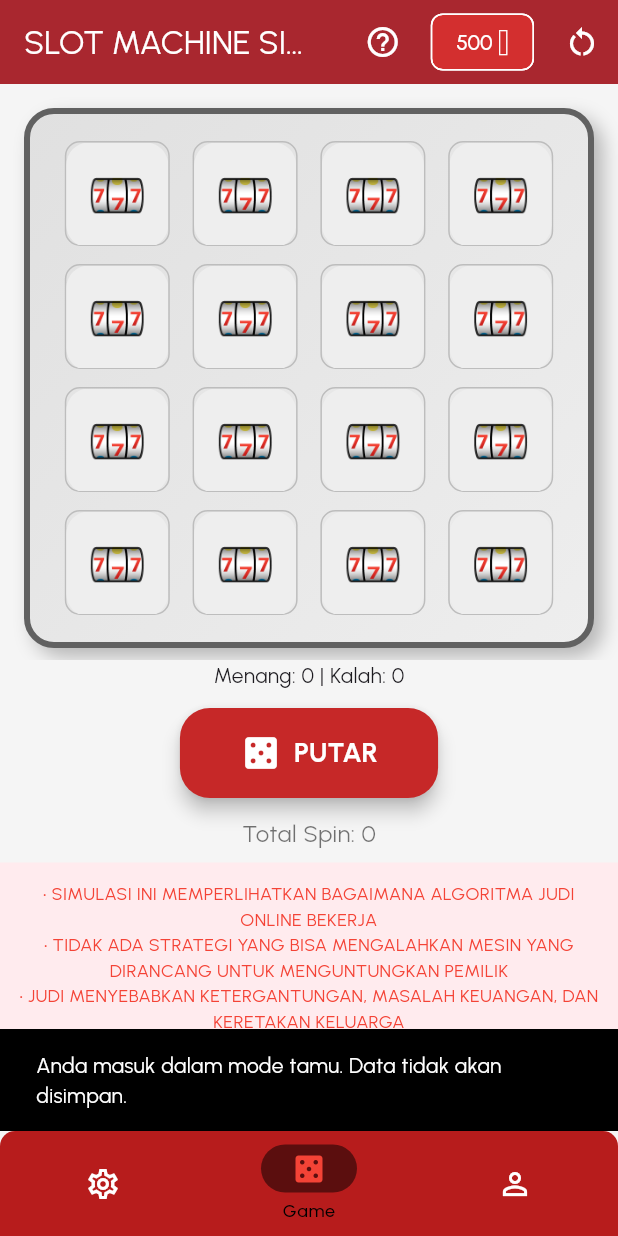
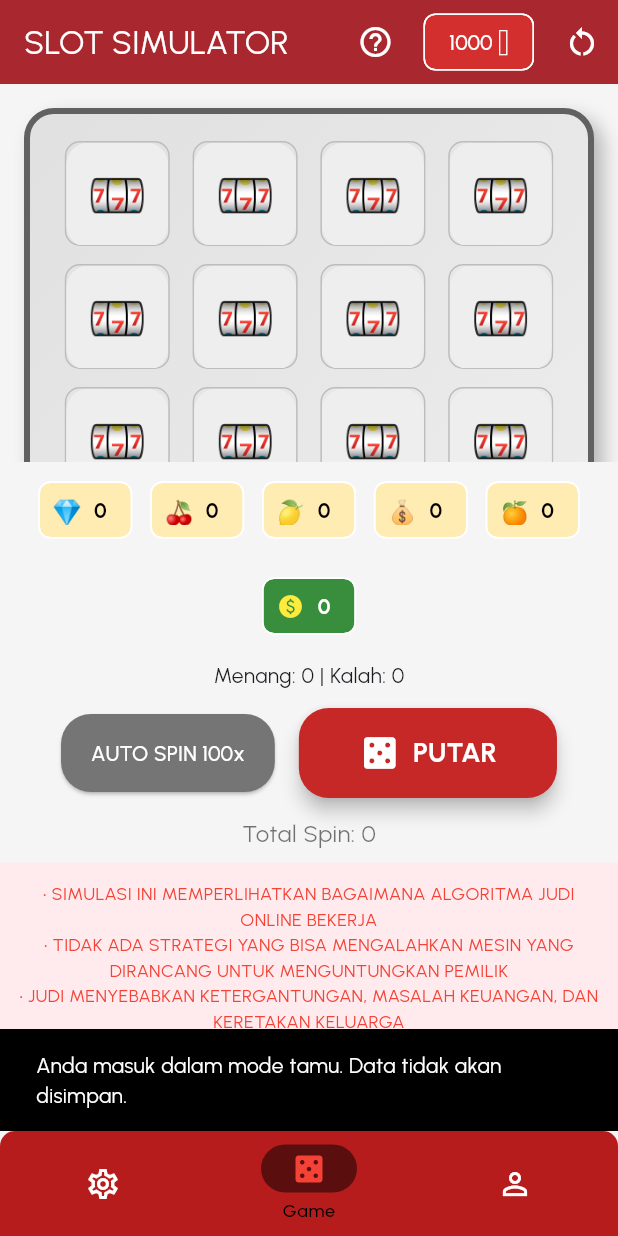
Before and after one commit to Fikri-rmd/skripsi_simulasi_gambling, a Flutter app: the SlotGameScreen screen opened directly, on a phone screen of 412 x 824 dp. Run offline on Flutter 3.47's test engine with Material 3 defaults, Android fonts, the light colour scheme and no system bars; our stand-ins replace cloud_firestore, firebase_auth, firebase_core, font_awesome_flutter, google_fonts, google_sign_in and 1 more; accounts and stored records are empty.

Commit message:
slot screen

```diff
--- a/lib/screens/slot_game_screen.dart
+++ b/lib/screens/slot_game_screen.dart
@@ -23,7 +23,7 @@ class SlotGameScreen extends StatefulWidget {
 }
 
 class _SlotGameScreenState extends State<SlotGameScreen> {
-  int _coins = 500;
+  int _coins = 1000;
   List<WinLine> _winLines = [];
   final FirebaseFirestore _firestore = FirebaseFirestore.instance;
   int _totalSpinCounter = 0;
@@ -36,6 +36,11 @@ class _SlotGameScreenState extends State<SlotGameScreen> {
   Map<String, int> _symbolFrequency = {};
   int _winCount = 0;
   int _loseCount = 0;
+  int _totalWinnings = 0;
+  Map<String, int> _symbolWinCount = {};
+  bool _isAutoSpinning = false;
+  int _autoSpinCounter = 0;
+  final List<String> _mainSymbols = const ['💎', '🍒', '🍋', '💰','🍊'];
 
   @override
   void initState() {
@@ -69,9 +74,15 @@ class _SlotGameScreenState extends State<SlotGameScreen> {
     await GameLogic.initialize();
     await _loadSpinCounter();
     await _loadStatistics();
+    _initializeSymbolWinCounts();
     setState(() {});
   }
 
+  void _initializeSymbolWinCounts() {
+    for (var symbol in _mainSymbols) {
+      _symbolWinCount[symbol] = 0;
+    }
+  }
   void _handleSettingsUpdated() {
     setState(() {});
   }
@@ -93,6 +104,7 @@ class _SlotGameScreenState extends State<SlotGameScreen> {
       _winCount = 0;
       _loseCount = 0;
       _symbolFrequency = {};
+      _initializeSymbolWinCounts();
     });
   }
 
@@ -147,14 +159,17 @@ class _SlotGameScreenState extends State<SlotGameScreen> {
     await GameLogic.resetStatistics();
     setState(()  {
       _coins = 1000;
+      _totalWinnings = 0;
       _spinCount = 0;
       _totalSpinCounter = 0;
       _winCount = 0;
       _rows = List.generate(4, (_) => List.filled(4, '🎰'));
       _initScrollControllers();
       _isSpinning = false;
+      _isAutoSpinning = false;
       _winLines = [];
       _loseCount = 0;
+      _initializeSymbolWinCounts();
     });
     WidgetsBinding.instance.addPostFrameCallback((_) {
       if (!mounted) return;
@@ -207,7 +222,7 @@ class _SlotGameScreenState extends State<SlotGameScreen> {
 
     await Future.delayed(const Duration(milliseconds: 1000));
     if (mounted) {
-      _checkWin();
+      await _checkWin();
     }
   }
 
@@ -247,15 +262,25 @@ class _SlotGameScreenState extends State<SlotGameScreen> {
     }
   }
 
-  void _checkWin() {
+  Future<void> _checkWin() async{
     _winLines = GameLogic.checkWinLines(_rows);
     bool won = _winLines.isNotEmpty;
 
     if (won) {
       _winCount++;
       int totalReward = _winLines.fold(0, (sum, line) => sum + line.reward);
+      Set<String> winningSymbolsThisSpin = {};
+      for (var line in _winLines) {
+       if (_mainSymbols.contains(line.symbol)) {
+         winningSymbolsThisSpin.add(line.symbol);
+        }
+      }
       setState(() {
         _coins += totalReward;
+        _totalWinnings += totalReward;
+        for (var symbol in winningSymbolsThisSpin) {
+          _symbolWinCount.update(symbol, (value) => value + 1);
+        }
       });
 
       String details = _winLines.map((line) {
@@ -275,18 +300,52 @@ class _SlotGameScreenState extends State<SlotGameScreen> {
       }).join("\n");
 
       _saveGameHistory(true, totalReward, "Spin: $_spinCount | Kemenangan: +$totalReward Koin\n$details");
-      _showMessage("Kemenangan: +$totalReward Koin\n$details", isWin: true);
+      await _showMessage("Kemenangan: +$totalReward Koin\n$details", isWin: true,autoClose: _isAutoSpinning,);
     } else {
       _loseCount++;
       _saveGameHistory(false, -10, "Tidak ada kombinasi pemenang");
-      _showMessage(
+      await _showMessage(
         'Tidak ada garis menang\n'
         '🎲 Spin: $_spinCount | ✅ Persentase: ${(GameLogic.settings.winPercentage * 100).toInt()}%',
         isWin: false,
+        autoClose: _isAutoSpinning
       );
     }
     _saveStatistics();
   }
+
+  void _toggleAutoSpin() {
+    if (_isAutoSpinning) {
+      setState(() {
+        _isAutoSpinning = false;
+      });
+    } else {
+      setState(() {
+        _isAutoSpinning = true;
+        _autoSpinCounter = 0;
+      });
+      _runAutoSpinCycle();
+    }
+  }
+  Future<void> _runAutoSpinCycle() async {
+    while (_isAutoSpinning && _autoSpinCounter < 100 && _coins >= 10 && mounted) {
+      setState(() {
+        _autoSpinCounter++;
+      });
+
+      await _spin();
+
+      // await Future.delayed(const Duration(milliseconds: 300));
+    }
+
+    if (mounted) {
+      setState(() {
+        _isAutoSpinning = false;
+      });
+    }
+  }
+
+
   Future<void> _saveStatistics() async {
     final prefs = await SharedPreferences.getInstance();
     await prefs.setInt('totalWins', _winCount);
@@ -314,8 +373,17 @@ class _SlotGameScreenState extends State<SlotGameScreen> {
     }
   }
 
-  void _showMessage(String message, {required bool isWin}) {
-    showDialog(
+  Future<void> _showMessage(String message, {required bool isWin, bool autoClose = false}) async{
+    if (autoClose && mounted) {
+    Future.delayed(const Duration(milliseconds: 500), () {
+
+      if (mounted) {
+        Navigator.of(context).pop();
+      }
+    });
+  }
+
+    await showDialog(
       context: context,
       builder: (context) => WinLossDialog(
         message: message,
@@ -344,6 +412,40 @@ class _SlotGameScreenState extends State<SlotGameScreen> {
     });
   }
 
+  Widget _buildSymbolWinCounters() {
+    return Padding(
+      padding: const EdgeInsets.symmetric(vertical: 8.0),
+      child: Wrap(
+        alignment: WrapAlignment.center,
+        spacing: 12.0,
+        runSpacing: 8.0,
+        children: _mainSymbols.map((symbol) {
+          return Chip(
+            avatar: Text(symbol, style: const TextStyle(fontSize: 16)),
+            label: Text(
+              '${_symbolWinCount[symbol] ?? 0}',
+              style: const TextStyle(fontWeight: FontWeight.bold),
+            ),
+            backgroundColor: Colors.amber.shade100,
+          );
+        }).toList(),
+      ),
+    );
+  }
+  Widget _buildCoinCounters() {
+    return Padding(
+      padding: const EdgeInsets.symmetric(vertical: 8.0),
+      child: Tooltip(
+                message: 'Total Kemenangan',
+                child: Chip(
+                  avatar: const Icon(Icons.paid, color: Colors.yellow, size: 18), // Icon untuk total menang
+                  label: Text('$_totalWinnings', style: const TextStyle(color: Colors.white, fontWeight: FontWeight.bold)),
+                  backgroundColor: Colors.green.shade700,
+                ),
+              ),
+    );
+  }
+
   Widget _buildSlotScreen() {
     return Column(
       children: [
@@ -359,10 +461,34 @@ class _SlotGameScreenState extends State<SlotGameScreen> {
             ),
           ),
         ),
+        _buildSymbolWinCounters(),
+        _buildCoinCounters(),
+        const SizedBox(height: 4),
         Text('Menang: $_winCount | Kalah: $_loseCount'),
         Padding(
           padding: const EdgeInsets.symmetric(horizontal: 16, vertical: 12),
-          child: ElevatedButton.icon(
+          child: Row(
+            mainAxisAlignment: MainAxisAlignment.center,
+            children: [
+              ElevatedButton(
+                style: ElevatedButton.styleFrom(
+                  backgroundColor: _isAutoSpinning ? Colors.red.shade700 : Colors.grey.shade600,
+                  foregroundColor: Colors.white,
+                   padding: const EdgeInsets.symmetric(vertical: 16, horizontal: 20),
+                   shape: RoundedRectangleBorder(
+                    borderRadius: BorderRadius.circular(20),
+                  ),
+                ),
+                onPressed: (_isSpinning && !_isAutoSpinning) ? null : _toggleAutoSpin,
+                child: Text(
+                  _isAutoSpinning
+                    ? 'STOP (${_autoSpinCounter}/100)'
+                    : 'AUTO SPIN 100x',
+                   style: const TextStyle(fontSize: 14),
+                ),
+              ),
+              const SizedBox(width: 16),
+            ElevatedButton.icon(
             icon: const Icon(Icons.casino, size: 28),
             label: const Text('PUTAR',
               style: TextStyle(fontSize: 18, fontWeight: FontWeight.bold)),
@@ -374,8 +500,8 @@ class _SlotGameScreenState extends State<SlotGameScreen> {
                 borderRadius: BorderRadius.circular(20)),
               elevation: 5,
             ),
-            onPressed: _isSpinning ? null : _spin,
-          ),
+            onPressed:  _isSpinning || _isAutoSpinning ? null : _spin,
+          ),])
         ),
         Text(
           'Total Spin: $_totalSpinCounter',
@@ -445,7 +571,7 @@ class _SlotGameScreenState extends State<SlotGameScreen> {
   Widget build(BuildContext context) {
     return Scaffold(
       appBar: AppBar(
-        title: const Text('SLOT MACHINE SIMULATOR'),
+        title: const Text('SLOT SIMULATOR'),
         backgroundColor: Colors.red.shade900,
         actions: [
           IconButton(
```
